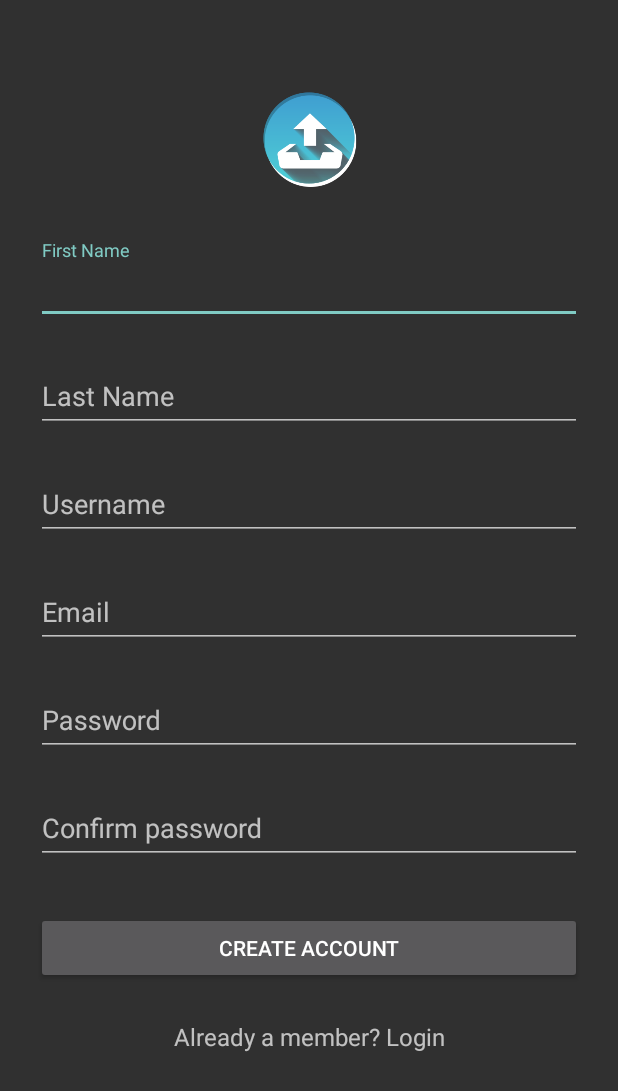
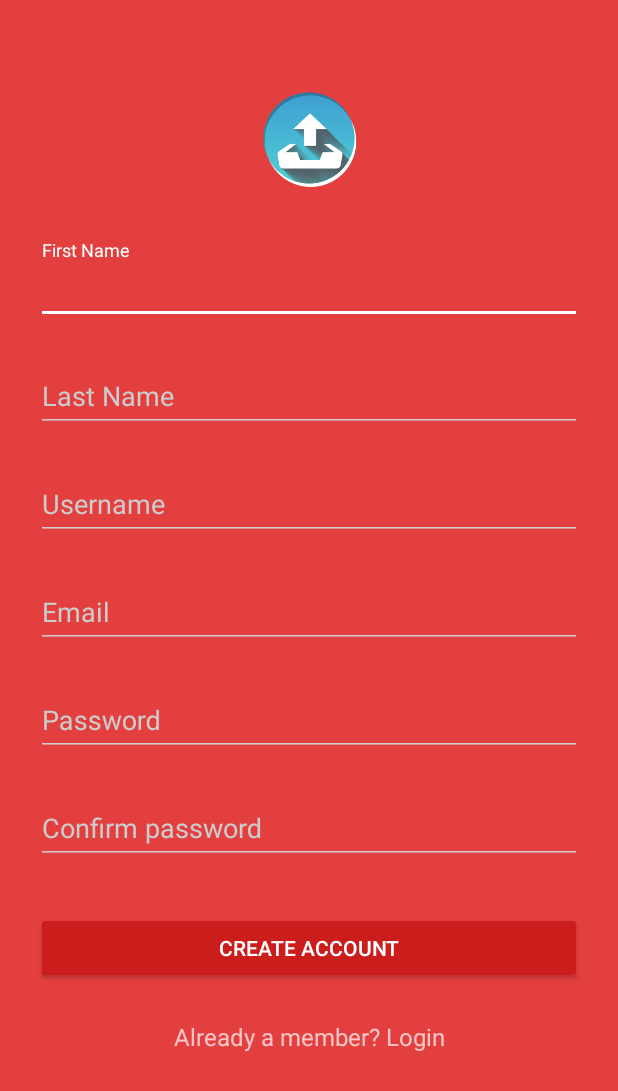
Before and after one commit to sharukhhasan/DocumentUpload, an Android app: the SignupActivity screen opened directly, with no data from a screen before it, on a phone screen of 412 x 824 dp. Shown: the top 1091 px of the screen. Run offline under Robolectric (Android 15) with nearby library versions, the phone set to English and light mode, and no system bars; our stand-ins replace ButterKnife; libraries missing offline, so code that uses them is left out: com.parse.

Commit message:
minor changes in UI

```diff
--- a/app/src/main/java/com/sharukhhasan/docupload/activities/DocumentViewActivity.java
+++ b/app/src/main/java/com/sharukhhasan/docupload/activities/DocumentViewActivity.java
@@ -3,6 +3,7 @@ package com.sharukhhasan.docupload.activities;
 import android.content.Intent;
 import android.support.v7.app.AppCompatActivity;
 import android.os.Bundle;
+import android.view.Window;
 import android.widget.TextView;
 import android.widget.ImageView;
 
--- a/app/src/main/java/com/sharukhhasan/docupload/activities/LoginActivity.java
+++ b/app/src/main/java/com/sharukhhasan/docupload/activities/LoginActivity.java
@@ -5,6 +5,7 @@ import android.os.Bundle;
 import android.os.Build;
 import android.view.View;
 import android.content.Intent;
+import android.view.Window;
 import android.widget.TextView;
 import android.widget.Button;
 import android.widget.EditText;
--- a/app/src/main/java/com/sharukhhasan/docupload/activities/MainActivity.java
+++ b/app/src/main/java/com/sharukhhasan/docupload/activities/MainActivity.java
@@ -5,6 +5,7 @@ import android.support.v7.app.ActionBarDrawerToggle;
 import android.support.v7.app.AppCompatActivity;
 import android.support.v4.widget.DrawerLayout;
 import android.support.v7.widget.Toolbar;
+import android.view.Window;
 import android.widget.AbsListView;
 import android.content.Intent;
 import android.widget.ArrayAdapter;
--- a/app/src/main/java/com/sharukhhasan/docupload/activities/SignupActivity.java
+++ b/app/src/main/java/com/sharukhhasan/docupload/activities/SignupActivity.java
@@ -4,6 +4,7 @@ import android.app.ProgressDialog;
 import android.os.Bundle;
 import android.support.v7.app.AppCompatActivity;
 import android.view.View;
+import android.view.Window;
 import android.widget.Button;
 import android.widget.EditText;
 import android.widget.TextView;
--- a/app/src/main/java/com/sharukhhasan/docupload/activities/SplashActivity.java
+++ b/app/src/main/java/com/sharukhhasan/docupload/activities/SplashActivity.java
@@ -3,6 +3,7 @@ package com.sharukhhasan.docupload.activities;
 import android.os.Bundle;
 import android.support.v7.app.AppCompatActivity;
 import android.content.Intent;
+import android.view.Window;
 
 import com.sharukhhasan.docupload.R;
 
--- a/app/src/main/res/values/styles.xml
+++ b/app/src/main/res/values/styles.xml
@@ -6,24 +6,24 @@
     </style>
 
     <style name="AppTheme.Dark" parent="Theme.AppCompat.NoActionBar">
-        <item name="colorPrimary">@color/primary</item>
-        <item name="colorPrimaryDark">@color/primary_dark</item>
+        <item name="colorPrimary">@color/oil</item>
+        <item name="colorPrimaryDark">@color/jet</item>
         <item name="colorAccent">@color/accent</item>
 
-        <item name="android:windowBackground">@color/primary</item>
+        <item name="android:windowBackground">@color/jet</item>
 
         <item name="colorControlNormal">@color/iron</item>
         <item name="colorControlActivated">@color/white</item>
         <item name="colorControlHighlight">@color/white</item>
         <item name="android:textColorHint">@color/iron</item>
 
-        <item name="colorButtonNormal">@color/primary_darker</item>
+        <item name="colorButtonNormal">@color/teal_blue</item>
     </style>
 
     <style name="AppTheme.Dark.Dialog" parent="Theme.AppCompat.Dialog">
         <item name="colorAccent">@color/white</item>
         <item name="android:textColorPrimary">@color/iron</item>
-        <item name="android:background">@color/primary</item>
+        <item name="android:background">@color/oil</item>
     </style>
 
 </resources>
```
Also changed, not shown: app/src/main/AndroidManifest.xml (+6 -6 lines).
